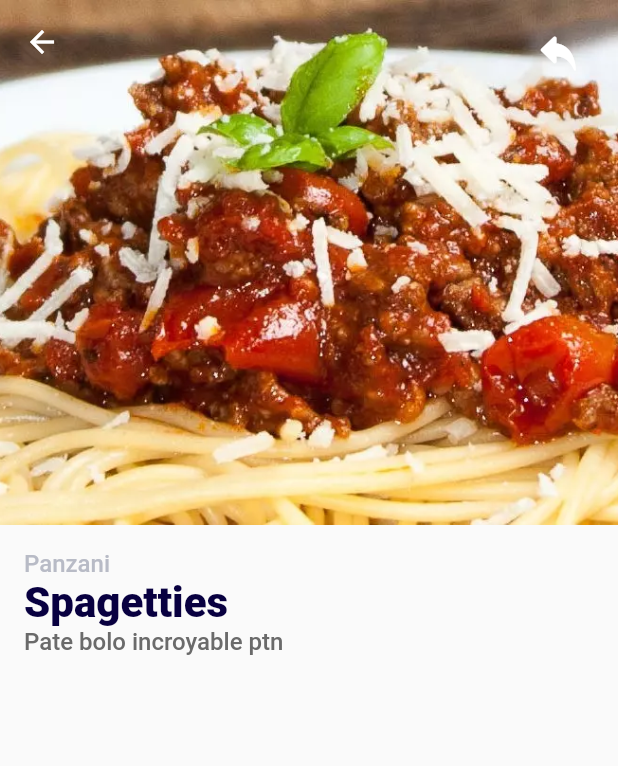
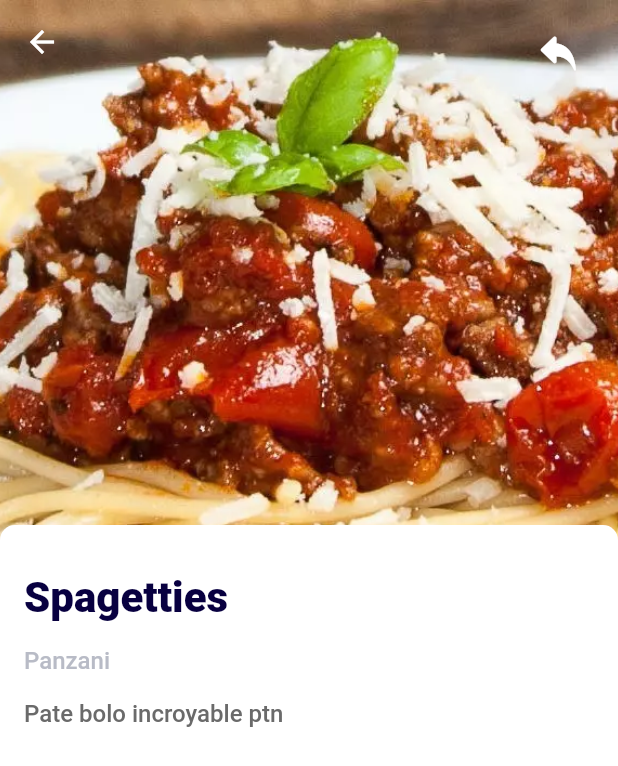
Before and after one commit to Avgilles/flutterOpenFoodFacts, a Flutter app: the screen it shows after launch, on a phone screen of 412 x 824 dp. Shown: the top 766 px of the screen. Run offline on Flutter 3.47's test engine with Material 2 defaults, Android fonts, the light colour scheme and no system bars; our stand-ins replace flutter_svg.

Commit message:
[add] : img top detail

```diff
--- /dev/null
+++ b/lib/components/img_top_detail.dart
@@ -0,0 +1,88 @@
+import 'package:flutter/material.dart';
+import 'package:yuka/res/app_color.dart';
+import 'package:yuka/res/app_images.dart';
+
+class ImgTopDetail extends StatelessWidget {
+  const ImgTopDetail({
+    Key? key,
+  }) : super(key: key);
+
+  @override
+  Widget build(BuildContext context) {
+    return FractionallySizedBox(
+      widthFactor: 1,
+      child: Stack(
+        children: <Widget>[
+          Image.asset(
+            AppImages.spaghetti,
+            fit: BoxFit.cover,
+            width: double.infinity,
+            height: 400.0,
+          ),
+          Container(
+            margin: EdgeInsets.only(
+              top: 350.0,
+            ),
+            decoration: BoxDecoration(
+              borderRadius: BorderRadius.all(Radius.circular(10)),
+              color: AppColors.white,
+            ),
+            child: Column(
+              children: <Widget>[
+                Container(
+                  margin: EdgeInsets.only(
+                    left: 16,
+                    right: 16,
+                    top: 32,
+                    bottom: 8,
+                  ),
+                  child: Align(
+                    alignment: Alignment.centerLeft,
+                    child: Text('Spagetties',
+                        style: TextStyle(
+                          color: AppColors.blue,
+                          fontWeight: FontWeight.w800,
+                          fontSize: 28.0,
+                        )),
+                  ),
+                ),
+                Container(
+                  margin: EdgeInsets.only(
+                    left: 16,
+                    right: 16,
+                    top: 8,
+                    bottom: 8,
+                  ),
+                  child: Align(
+                    alignment: Alignment.centerLeft,
+                    child: Text('Panzani',
+                        style: TextStyle(
+                            color: AppColors.gray2,
+                            fontWeight: FontWeight.w500,
+                            fontSize: 16.0)),
+                  ),
+                ),
+                Container(
+                  margin: EdgeInsets.only(
+                    left: 16,
+                    right: 16,
+                    top: 8,
+                    bottom: 8,
+                  ),
+                  child: Align(
+                    alignment: Alignment.centerLeft,
+                    child: Text('Pate bolo incroyable ptn',
+                        style: TextStyle(
+                            color: AppColors.gray3,
+                            fontWeight: FontWeight.w500,
+                            fontSize: 16.0)),
+                  ),
+                ),
+              ],
+            ),
+          ),
+        ],
+      ),
+    );
+  }
+}
--- a/lib/main.dart
+++ b/lib/main.dart
@@ -1,12 +1,7 @@
 import 'package:flutter/material.dart';
-import 'package:flutter_svg/flutter_svg.dart';
-import 'package:yuka/components/barre_code_button.dart';
+import 'package:yuka/components/img_top_detail.dart';
 import 'package:yuka/res/app_color.dart';
 import 'package:yuka/res/app_icons.dart';
-import 'package:yuka/res/app_images.dart';
-import 'package:yuka/res/app_vectorial_images.dart';
-
-import 'layouts/homepage.dart';
 
 void main() {
   runApp(MyApp());
@@ -63,61 +58,8 @@ class ProductDetails extends StatelessWidget {
                   ))
             ],
           ),
-        body: FractionallySizedBox(
-          widthFactor: 1,
-          child: Column(
-            mainAxisSize: MainAxisSize.min,
-            children: <Widget>[
-              Image.asset(
-                AppImages.spaghetti,
-                fit: BoxFit.cover,
-                width: double.infinity,
-                height: 350.0,
-              ),
-              Positioned(
-                child: Padding(
-                  padding: const EdgeInsets.all(16.0),
-                  child: Container(
-                    decoration: BoxDecoration(
-                        borderRadius: BorderRadius.all(Radius.circular(10))),
-                    child: Column(
-                      mainAxisSize: MainAxisSize.max,
-                      children: <Widget>[
-                        Align(
-                          alignment: Alignment.centerLeft,
-                          child: Text('Panzani',
-                              style: TextStyle(
-                                  color: AppColors.gray2,
-                                  fontWeight: FontWeight.w500,
-                                  fontSize: 16.0)),
-                        ),
-                        Align(
-                          alignment: Alignment.centerLeft,
-                          child: Text('Spagetties',
-                              style: TextStyle(
-                                color: AppColors.blue,
-                                fontWeight: FontWeight.w800,
-                                fontSize: 28.0,
-                              )),
-                        ),
-                        Align(
-                          alignment: Alignment.centerLeft,
-                          child: Text('Pate bolo incroyable ptn',
-                              style: TextStyle(
-                                  color: AppColors.gray3,
-                                  fontWeight: FontWeight.w500,
-                                  fontSize: 16.0)),
-                        ),
-                      ],
-                    ),
-                  ),
-                ),
-              ),
-            ],
-          ),
-        ),
-      ),
-    );
+          body: ImgTopDetail(),
+        ));
   }
 }
 
```
Lines whose indentation alone changed are shown as unchanged.
